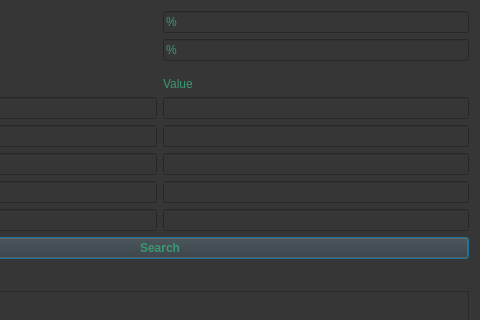
iBridges-for-iRODS/iBridges, file irods-basicGUI/ui-files/searchDialog.ui: the form before one commit; both pictures show x 160 to 640 and y 0 to 320 of the 640 by 480 pixel window.
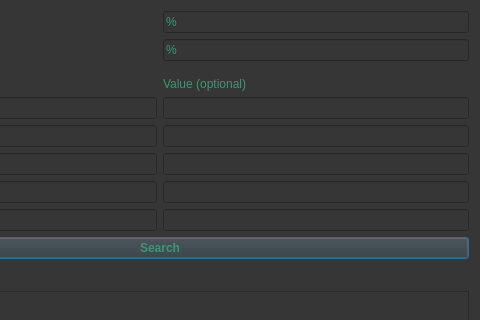
The form after the commit.

```diff
--- a/irods-basicGUI/ui-files/searchDialog.ui
+++ b/irods-basicGUI/ui-files/searchDialog.ui
@@ -63,7 +63,7 @@
      <item row="3" column="1">
       <widget class="QLabel" name="label_4">
        <property name="text">
-        <string>Value</string>
+        <string>Value (optional)</string>
        </property>
       </widget>
      </item>
```
